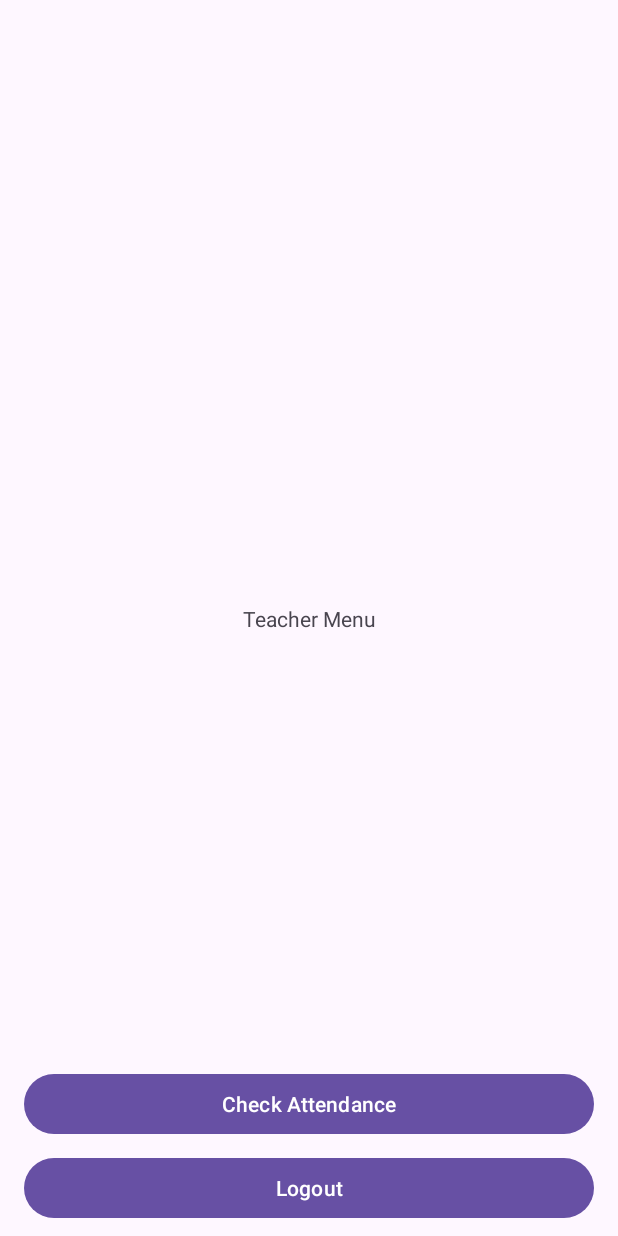
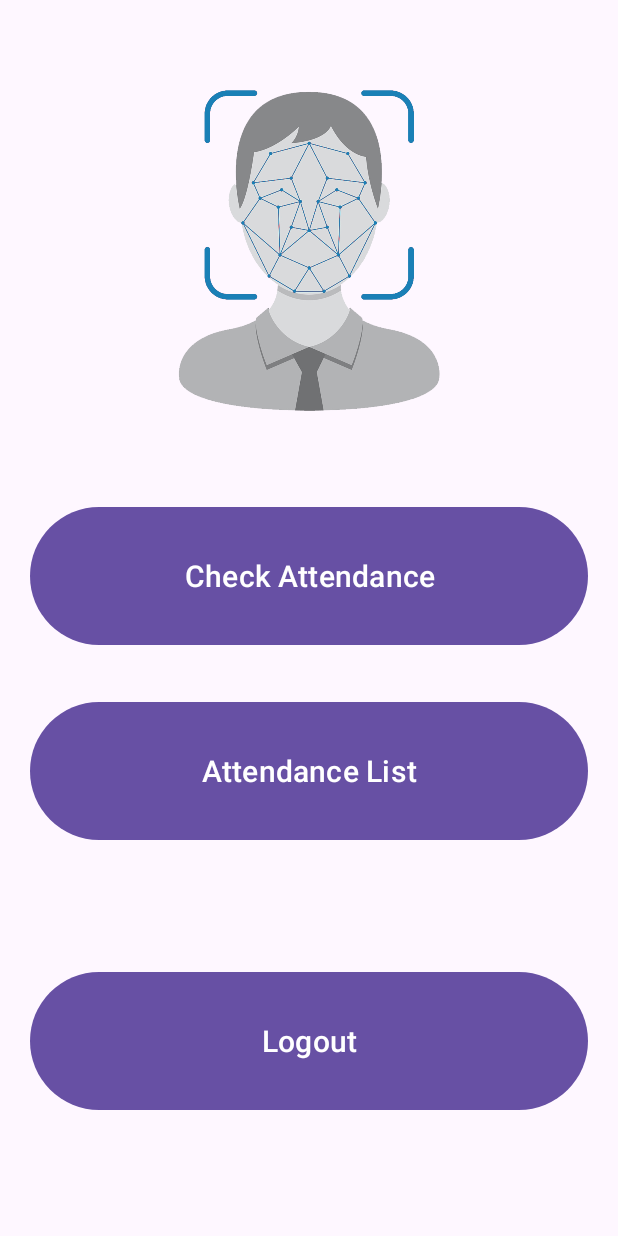
Before and after one commit to hoangminhitiuk19/ThesisProject, an Android app: the TeacherMenuActivity screen opened directly, with no data from a screen before it, on a phone screen of 412 x 824 dp. Run offline under Robolectric (Android 15) with nearby library versions, the phone set to English and light mode, and no system bars; our stand-ins replace Firebase (no records; nobody signed in at launch, a user with empty details on screens opened directly).

```diff
--- a/app/build.gradle
+++ b/app/build.gradle
@@ -41,6 +41,7 @@ dependencies {
     implementation 'com.google.firebase:firebase-auth:22.3.0'
     implementation 'com.google.firebase:firebase-firestore:24.10.0'
     implementation 'com.google.firebase:firebase-database:20.3.0'
+    implementation 'com.google.firebase:firebase-messaging:23.4.0'
     testImplementation 'junit:junit:4.13.2'
     androidTestImplementation 'androidx.test.ext:junit:1.1.5'
     androidTestImplementation 'androidx.test.espresso:espresso-core:3.5.1'
--- a/app/src/main/AndroidManifest.xml
+++ b/app/src/main/AndroidManifest.xml
@@ -19,6 +19,9 @@
         android:supportsRtl="true"
         android:theme="@style/Theme.Thesis"
         tools:targetApi="31">
+        <activity
+            android:name=".Teacher.AttendaceList"
+            android:exported="false" />
         <activity
             android:name=".Teacher.TeacherMenuActivity"
             android:exported="false" />
--- a/app/src/main/java/com/example/thesis/LoginActivity.java
+++ b/app/src/main/java/com/example/thesis/LoginActivity.java
@@ -84,12 +84,11 @@ public class LoginActivity extends AppCompatActivity {
             public void onSuccess(DocumentSnapshot documentSnapshot) {
                 Log.d("TAG", "onSuccess" + documentSnapshot.getData());
                 // identify user access level
-                if(documentSnapshot.getString("isStudent") != null){
+                if(documentSnapshot.getString("isStudent") != null || documentSnapshot.getString("isStudent").equals("1")){
                     // user is student
                     startActivity(new Intent(getApplicationContext(), StudentMenuActivity.class));
                     finish();
-                }
-                if(documentSnapshot.getString("isTeacher") != null){
+                }else if(documentSnapshot.getString("isTeacher") != null || documentSnapshot.getString("isTeacher").equals("1")){
                     // user is teacher
                     startActivity(new Intent(getApplicationContext(), TeacherMenuActivity.class));
                     finish();
--- a/app/src/main/java/com/example/thesis/Student/FaceRegisterActivity.java
+++ b/app/src/main/java/com/example/thesis/Student/FaceRegisterActivity.java
@@ -115,6 +115,7 @@ public class FaceRegisterActivity extends AppCompatActivity {
     protected void onCreate(Bundle savedInstanceState) {
         super.onCreate(savedInstanceState);
         setContentView(R.layout.activity_face_register);
+
 
         //TODO handling permissions
         if (Build.VERSION.SDK_INT >= Build.VERSION_CODES.M) {
@@ -270,6 +271,7 @@ public class FaceRegisterActivity extends AppCompatActivity {
         //imageView.setImageBitmap(croppedFace);
         croppedFace = Bitmap.createScaledBitmap(croppedFace, 112, 112, false);
         FaceClassifier.Recognition recognition = faceClassifier.recognizeImage(croppedFace, true);
+
         showFaceRegisterDialogue(croppedFace, recognition);
 
     }
@@ -287,10 +289,11 @@ public class FaceRegisterActivity extends AppCompatActivity {
                 if(editText.getText().toString().equals("")) {
                     editText.setError("Enter Your Name");
                 } else {
+                    // TODO save the face embedding and name to the Firebase database
                     faceClassifier.register(editText.getText().toString(), recognition);
                     Toast.makeText(FaceRegisterActivity.this, "YOUR FACE IS SUCCESSFULLY REGISTERED", Toast.LENGTH_SHORT).show();
                     try{
-                        File file = new File(getExternalFilesDir(null), "RegisteredFaces.ser");
+                        File file = new File(getExternalFilesDir(null), "RegisteredFacesData.ser");
                         FileOutputStream fos = new FileOutputStream(file.getAbsolutePath());
                         ObjectOutputStream oos = new ObjectOutputStream(fos);
                         oos.writeObject(StudentMenuActivity.registered);
--- a/app/src/main/java/com/example/thesis/Teacher/TeacherMenuActivity.java
+++ b/app/src/main/java/com/example/thesis/Teacher/TeacherMenuActivity.java
@@ -18,8 +18,8 @@ public class TeacherMenuActivity extends AppCompatActivity {
         super.onCreate(savedInstanceState);
         setContentView(R.layout.activity_teacher_menu);
 
-        Button logoutBtn = findViewById(R.id.logoutBtn);
-        logoutBtn.setOnClickListener(new View.OnClickListener() {
+        Button logoutButton = findViewById(R.id.logoutButton);
+        logoutButton.setOnClickListener(new View.OnClickListener() {
             @Override
             public void onClick(View view) {
                 FirebaseAuth.getInstance().signOut();
@@ -27,5 +27,25 @@ public class TeacherMenuActivity extends AppCompatActivity {
                 finish();
             }
         });
+
+        Button showAttendanceListButton = findViewById(R.id.showAttendanceListButton);
+        showAttendanceListButton.setOnClickListener(new View.OnClickListener() {
+            @Override
+            public void onClick(View view) {
+                startActivity(new Intent(getApplicationContext(), AttendaceList.class));
+            }
+        });
+
+        Button requestCheckingAttendanceButton = findViewById(R.id.requestCheckingAttendanceButton);
+requestCheckingAttendanceButton.setOnClickListener(new View.OnClickListener() {
+            @Override
+            public void onClick(View view) {
+                requestCheckingAttendance();
+            }
+        });
+
+    }
+
+    void requestCheckingAttendance() {
     }
 }
--- a/app/src/main/res/layout/activity_teacher_menu.xml
+++ b/app/src/main/res/layout/activity_teacher_menu.xml
@@ -6,39 +6,56 @@
     android:layout_height="match_parent"
     tools:context=".Teacher.TeacherMenuActivity">
 
-    <TextView
+    <ImageView
+        android:id="@+id/imageView"
         android:layout_width="wrap_content"
-        android:layout_height="wrap_content"
-        android:text="Teacher Menu"
-        app:layout_constraintBottom_toBottomOf="parent"
-        app:layout_constraintLeft_toLeftOf="parent"
-        app:layout_constraintRight_toRightOf="parent"
-        app:layout_constraintTop_toTopOf="parent" />
+        android:layout_height="0dp"
+        android:layout_marginTop="60dp"
+        android:layout_marginBottom="60dp"
+        app:layout_constraintBottom_toTopOf="@+id/requestCheckingAttendanceButton"
+        app:layout_constraintEnd_toEndOf="parent"
+        app:layout_constraintStart_toStartOf="parent"
+        app:layout_constraintTop_toTopOf="parent"
+        app:srcCompat="@drawable/logo" />
 
     <Button
-        android:id="@+id/checkAttendanceButton"
+        android:id="@+id/requestCheckingAttendanceButton"
         android:layout_width="0dp"
-        android:layout_height="wrap_content"
-        android:layout_marginStart="16dp"
-        android:layout_marginEnd="16dp"
-        android:layout_marginBottom="8dp"
+        android:layout_height="100dp"
+        android:layout_marginStart="20dp"
+        android:layout_marginEnd="20dp"
+        android:layout_marginBottom="30dp"
         android:text="Check Attendance"
-        app:layout_constraintBottom_toTopOf="@+id/logoutBtn"
+        android:textSize="20sp"
+        app:layout_constraintBottom_toTopOf="@+id/showAttendanceListButton"
+        app:layout_constraintEnd_toEndOf="parent"
+        app:layout_constraintStart_toStartOf="parent" />
+
+    <Button
+        android:id="@+id/showAttendanceListButton"
+        android:layout_width="0dp"
+        android:layout_height="100dp"
+        android:layout_marginStart="20dp"
+        android:layout_marginEnd="20dp"
+        android:layout_marginBottom="80dp"
+        android:text="Attendance List"
+        android:textSize="20sp"
+        app:layout_constraintBottom_toTopOf="@+id/logoutButton"
+        app:layout_constraintEnd_toEndOf="parent"
+        app:layout_constraintStart_toStartOf="parent" />
+
+    <Button
+        android:id="@+id/logoutButton"
+        android:layout_width="0dp"
+        android:layout_height="100dp"
+        android:layout_marginStart="20dp"
+        android:layout_marginEnd="20dp"
+        android:layout_marginBottom="80dp"
+        android:text="Logout"
+        android:textSize="20sp"
+        app:layout_constraintBottom_toBottomOf="parent"
         app:layout_constraintEnd_toEndOf="parent"
         app:layout_constraintStart_toStartOf="parent" />
 
 
-
-    <Button
-        android:id="@+id/logoutBtn"
-        android:layout_width="0dp"
-        android:layout_height="wrap_content"
-        android:layout_marginStart="16dp"
-        android:layout_marginEnd="16dp"
-        android:layout_marginBottom="8dp"
-        android:text="Logout"
-        app:layout_constraintBottom_toBottomOf="parent"
-        app:layout_constraintEnd_toEndOf="parent"
-        app:layout_constraintStart_toStartOf="parent" />
-
 </androidx.constraintlayout.widget.ConstraintLayout>
```
Also changed, not shown: app/src/main/java/com/example/thesis/Student/FaceRecognitionActivity.java (+30 -0 lines), app/src/main/java/com/example/thesis/Student/StudentMenuActivity.java (+6 -2 lines).
